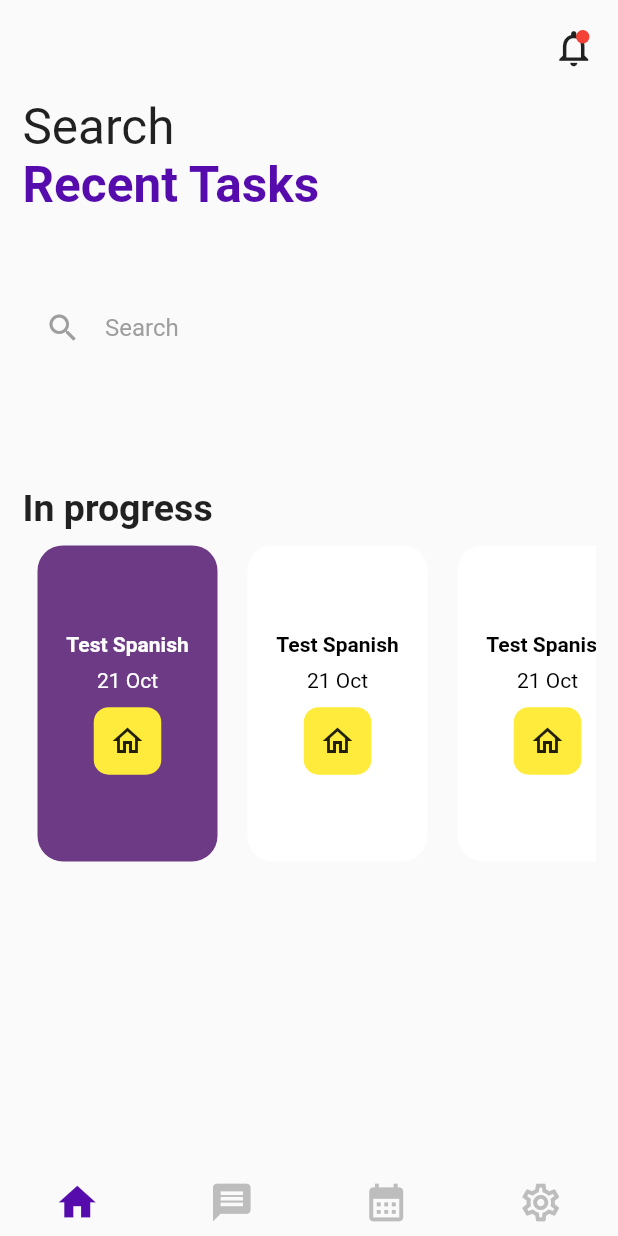
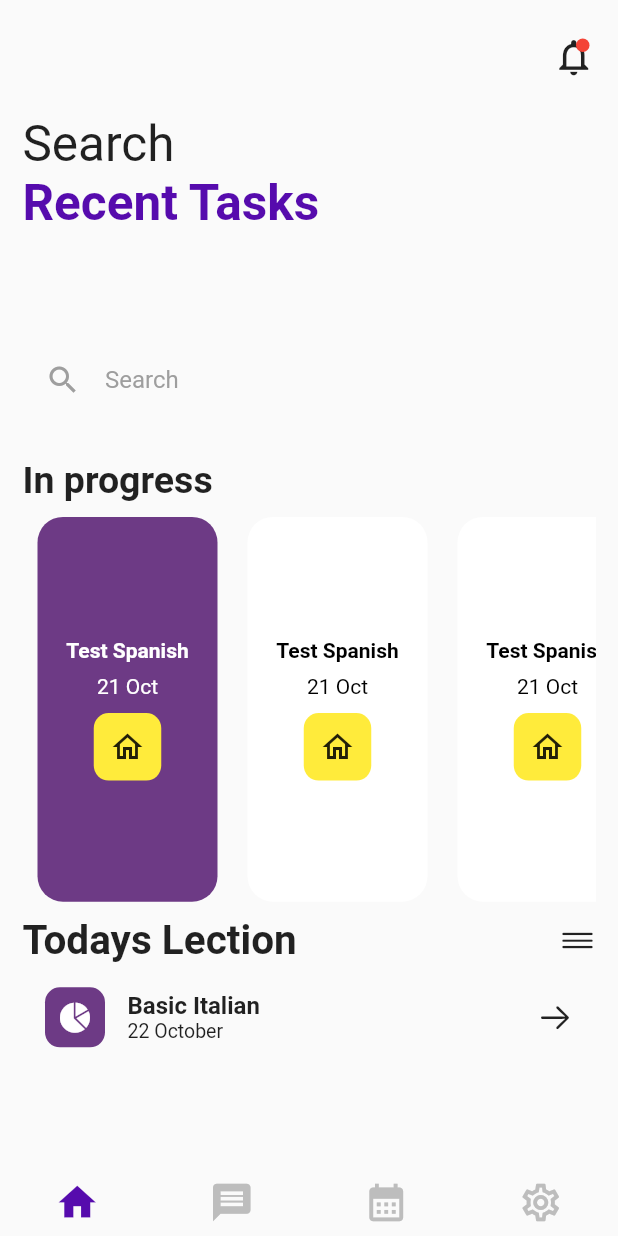
Before and after one commit to EmreKabali/dailydesignsession1, a Flutter app: the screen it shows after launch, on a phone screen of 412 x 824 dp. Run offline on Flutter 3.47's test engine with Material 2 defaults, Android fonts, the phone set to English and light mode, and no system bars; our stand-ins replace flutter_markdown, flutter_svg.

Commit message:
daily part 3

```diff
--- a/lib/TaskManager/TaskManager.dart
+++ b/lib/TaskManager/TaskManager.dart
@@ -1,3 +1,4 @@
+import 'package:flutter/cupertino.dart';
 import 'package:flutter/material.dart';
 
 class TaskManager extends StatefulWidget {
@@ -143,7 +144,7 @@ class _TaskManagerState extends State<TaskManager> {
                       ],
                     )),
                 Expanded(
-                    flex: 2,
+                    flex: 1,
                     child: Container(
                       padding: EdgeInsets.only(left: 15, right: 15),
                       child: TextFormField(
@@ -234,7 +235,70 @@ class _TaskManagerState extends State<TaskManager> {
                         )
                       ],
                     )),
-                Expanded(flex: 3, child: Container()),
+                Expanded(
+                    flex: 2,
+                    child: Column(
+                      children: [
+                        Row(
+                          mainAxisAlignment: MainAxisAlignment.spaceBetween,
+                          children: [
+                            Text(
+                              'Todays Lection',
+                              style: TextStyle(
+                                  fontSize: 27, fontWeight: FontWeight.bold),
+                            ),
+                            Icon(CupertinoIcons.line_horizontal_3)
+                          ],
+                        ),
+                        SizedBox(
+                          height: 15,
+                        ),
+                        Container(
+                          padding: EdgeInsets.only(left: 15, right: 15),
+                          child: Row(
+                            children: [
+                              Container(
+                                height: 40,
+                                width: 40,
+                                decoration: BoxDecoration(
+                                  color: Color.fromARGB(255, 109, 58, 133),
+                                  borderRadius: BorderRadius.circular(10),
+                                ),
+                                child: Icon(
+                                  CupertinoIcons.chart_pie_fill,
+                                  color: Colors.white,
+                                ),
+                              ),
+                              SizedBox(
+                                width: 15,
+                              ),
+                              Column(
+                                crossAxisAlignment: CrossAxisAlignment.start,
+                                mainAxisAlignment:
+                                    MainAxisAlignment.spaceBetween,
+                                children: [
+                                  Text(
+                                    'Basic Italian',
+                                    style: TextStyle(
+                                        fontSize: 16,
+                                        fontWeight: FontWeight.bold),
+                                  ),
+                                  Text(
+                                    '22 October',
+                                    style: TextStyle(fontSize: 13),
+                                  )
+                                ],
+                              ),
+                              Spacer(),
+                              Icon(CupertinoIcons.arrow_right)
+                            ],
+                          ),
+                        )
+                      ],
+                    )),
+                SizedBox(
+                  height: 15,
+                )
               ],
             ),
           )),
```
